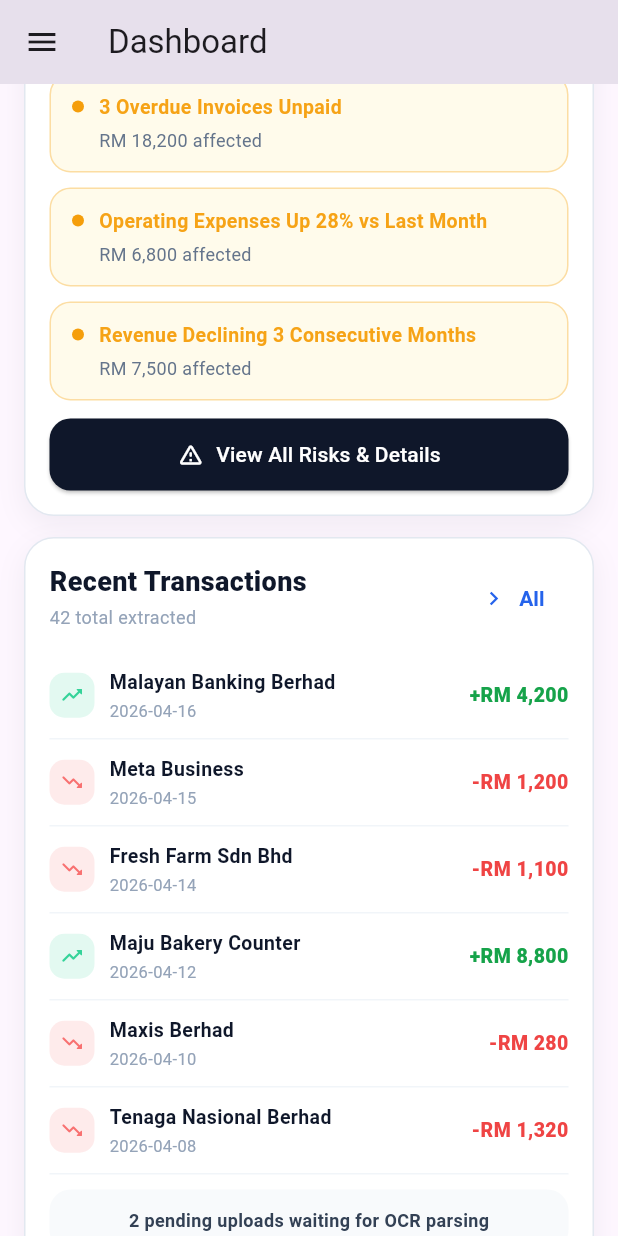
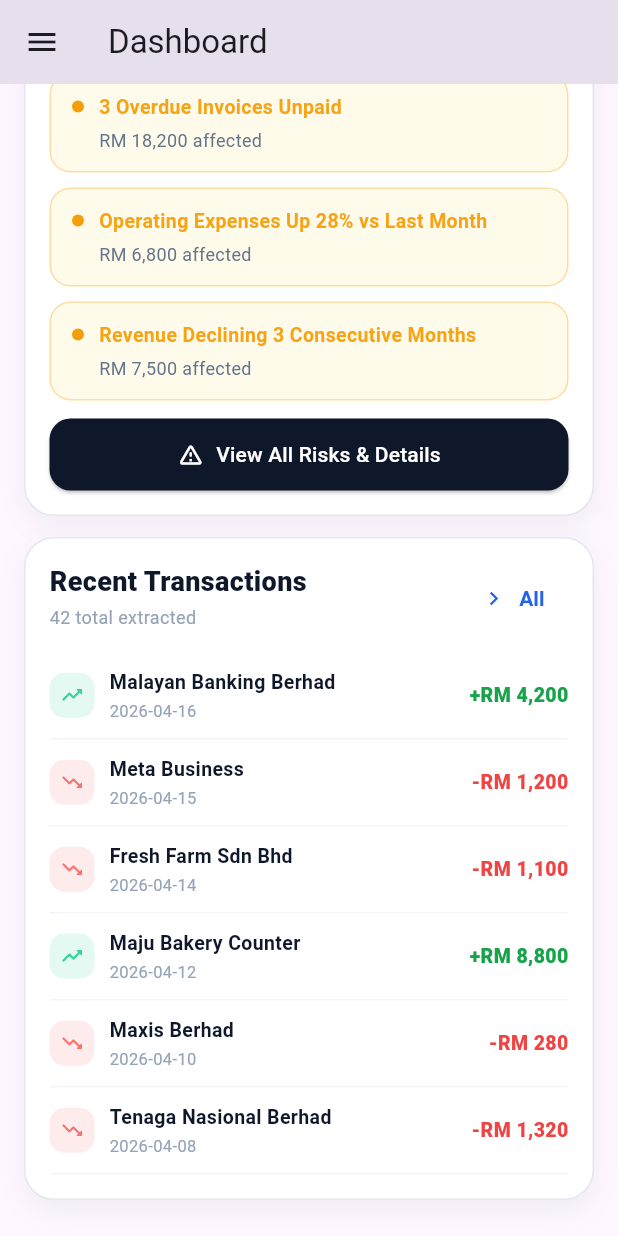
Before and after one commit to Chilliennn/FinSight, a Flutter app: the screen it shows after launch, scrolled down 1946 dp, on a phone screen of 412 x 824 dp. Run offline on Flutter 3.47's test engine with Material 3 defaults, Android fonts, the phone set to English and light mode, and no system bars.

Commit message:
fix: UI bugs in dashboard

```diff
--- a/lib/presentation/dashboard/dashboard_page.dart
+++ b/lib/presentation/dashboard/dashboard_page.dart
@@ -229,6 +229,10 @@
                 ],
               );
 
+        final topCardHeight = 500.0;
+        final sideCardWidth = 332.0;
+        final bottomCardHeight = 420.0;
+
         return SingleChildScrollView(
           padding: EdgeInsets.fromLTRB(
             horizontalPadding,
@@ -349,14 +353,14 @@
                     Expanded(
                       flex: 2,
                       child: SizedBox(
-                        height: 430,
+                        height: topCardHeight,
                         child: _TrendCard(cardShell: _cardShell),
                       ),
                     ),
                     const SizedBox(width: 14),
                     SizedBox(
-                      width: 332,
-                      height: 430,
+                      width: sideCardWidth,
+                      height: topCardHeight,
                       child: _RiskCard(
                         cardShell: _cardShell,
                         riskTile: _riskTile,
@@ -370,11 +374,15 @@
                   children: [
                     Expanded(
                       flex: 2,
+                      child: SizedBox(
+                        height: bottomCardHeight,
                         child: _RecommendationsCard(cardShell: _cardShell),
+                      ),
                     ),
                     const SizedBox(width: 14),
                     SizedBox(
-                      width: 332,
+                      width: sideCardWidth,
+                      height: bottomCardHeight,
                       child: _TransactionsCard(cardShell: _cardShell),
                     ),
                   ],
@@ -556,7 +564,10 @@
     return cardShell(
       child: Padding(
         padding: const EdgeInsets.all(16),
-        child: Column(
+        child: LayoutBuilder(
+          builder: (context, constraints) {
+            // Build the column content
+            final content = Column(
               crossAxisAlignment: CrossAxisAlignment.start,
               children: [
                 _sectionRow(
@@ -625,6 +636,21 @@
                   ),
                 ),
               ],
+            );
+
+            if (constraints.maxHeight.isFinite) {
+              // When the card is given a fixed height (desktop layout), allow vertical scrolling
+              return SingleChildScrollView(
+                child: ConstrainedBox(
+                  constraints: BoxConstraints(minHeight: constraints.maxHeight),
+                  child: content,
+                ),
+              );
+            }
+
+            // In unconstrained layouts (mobile/stacked), render normally
+            return content;
+          },
         ),
       ),
     );
@@ -641,7 +667,9 @@
     return cardShell(
       child: Padding(
         padding: const EdgeInsets.all(16),
-        child: Column(
+        child: LayoutBuilder(
+          builder: (context, constraints) {
+            final content = Column(
               crossAxisAlignment: CrossAxisAlignment.start,
               children: [
                 _sectionRow(
@@ -698,25 +726,20 @@
                   icon: Icons.trending_down_rounded,
                   iconColor: Color(0xFFF87171),
                 ),
-            const SizedBox(height: 10),
-            Container(
-              width: double.infinity,
-              alignment: Alignment.center,
-              padding: const EdgeInsets.symmetric(vertical: 12),
-              decoration: BoxDecoration(
-                color: const Color(0xFFF8FAFC),
-                borderRadius: BorderRadius.circular(14),
+              ],
+            );
+
+            if (constraints.maxHeight.isFinite) {
+              return SingleChildScrollView(
+                child: ConstrainedBox(
+                  constraints: BoxConstraints(minHeight: constraints.maxHeight),
+                  child: content,
                 ),
-              child: const Text(
-                '2 pending uploads waiting for OCR parsing',
-                style: TextStyle(
-                  color: Color(0xFF334155),
-                  fontWeight: FontWeight.w600,
-                  fontSize: 12,
-                ),
-              ),
-            ),
-          ],
+              );
+            }
+
+            return content;
+          },
         ),
       ),
     );
```
Lines whose indentation alone changed are shown as unchanged.
